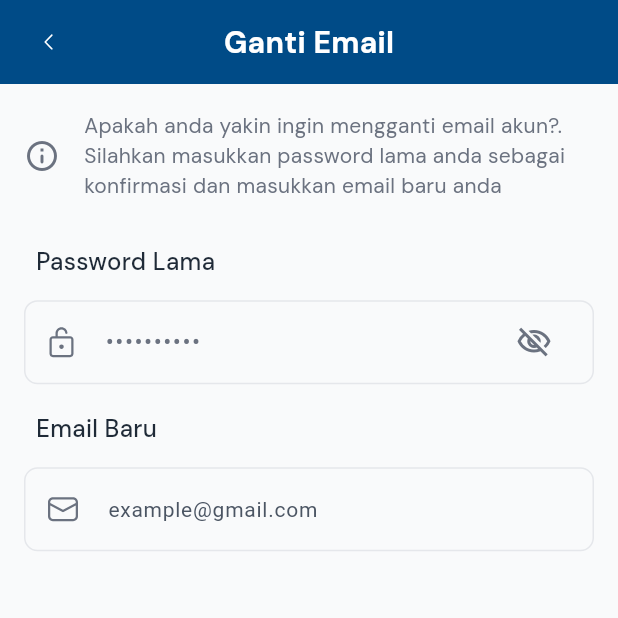
After one commit to orangdeso/e_porter, a Flutter app: the ChangeEmailScreen screen opened directly, on a phone screen of 412 x 824 dp, the top half of it. The commit adds this screen. Run offline on Flutter 3.47's test engine with Material 3 defaults, Android fonts, the phone set to English and light mode, and no system bars; our stand-ins replace barcode_widget, carousel_slider, cloud_firestore, device_info_plus, dropdown_button2, file_picker and 15 more; missing offline and left inert: dotted_dashed_line, mobile_scanner; accounts and stored records are empty; Roboto replaces fonts that are missing (DMSans).

Commit message:
Feat: This feature is not used

```diff
--- a/lib/_core/component/icons/icons_library.dart
+++ b/lib/_core/component/icons/icons_library.dart
@@ -53,6 +53,7 @@ class CustomeIcons {
   static SvgPicture RemoveOutline({double? size, Color? color}) => getIcon('ic_remove', color: color);
   static SvgPicture UploadOutline({double? size, Color? color}) => getIcon('ic_upload', color: color);
   static SvgPicture ScrollOutline({double? size, Color? color}) => getIcon('ic_scroll_outline', color: color);
+  static SvgPicture PhoneOutline({double? size, Color? color}) => getIcon('ic_phone', color: color);
 
   static SvgPicture ScrollFilled({double? size, Color? color}) => getIcon('ic_scroll_filled', color: color);
   static SvgPicture FlightSeatFilled({double? size, Color? color}) => getIcon('ic_flight_seat_filled', color: color);
--- /dev/null
+++ b/lib/_core/component/text/custom_text.dart
@@ -0,0 +1,23 @@
+import 'package:e_porter/_core/constants/colors.dart';
+import 'package:e_porter/_core/constants/typography.dart';
+import 'package:flutter/material.dart';
+import 'package:flutter_screenutil/flutter_screenutil.dart';
+
+class CustomText {
+  CustomText._();
+
+  static Widget textPadding8(
+    String text, {
+    Color? color,
+    FontWeight? fontWeight,
+  }) {
+    return Padding(
+      padding: EdgeInsets.symmetric(horizontal: 8.w),
+      child: TypographyStyles.body(
+        text,
+        color: color ?? GrayColors.gray800,
+        fontWeight: fontWeight ?? FontWeight.w500,
+      ),
+    );
+  }
+}
--- a/lib/_core/validators/validators.dart
+++ b/lib/_core/validators/validators.dart
@@ -4,6 +4,13 @@ class Validators {
   static String? validatorEmail(String? value) {
     if (value == null || value.isEmpty) {
       return 'Email tidak boleh kosong';
+    }
+    return null;
+  }
+
+  static String? validatorPhone(String? value) {
+    if (value == null || value.isEmpty) {
+      return 'Nomor Telepon tidak boleh kosong';
     }
     return null;
   }
--- a/lib/main.dart
+++ b/lib/main.dart
@@ -1,7 +1,12 @@
+// ignore_for_file: deprecated_member_use
+// import 'package:firebase_dynamic_links/firebase_dynamic_links.dart';
+// import 'package:e_porter/presentation/controllers/profil_controller.dart';
+// import 'package:firebase_auth/firebase_auth.dart';
 import 'dart:developer';
 import 'package:e_porter/domain/bindings/app_binding.dart';
 import 'package:e_porter/presentation/screens/routes/app_rountes.dart';
 import 'package:firebase_core/firebase_core.dart';
+
 import 'package:flutter/material.dart';
 import 'package:flutter_screenutil/flutter_screenutil.dart';
 import 'package:get/get.dart';
@@ -11,6 +16,7 @@ void main() async {
   await Firebase.initializeApp();
 
   log("Firebase Initialized Successfully!");
+  log(">>> Firebase project: ${Firebase.app().options.projectId}");
   runApp(MyApp(initialRoute: Routes.SPLASH));
 }
 
@@ -34,3 +40,45 @@ class MyApp extends StatelessWidget {
     );
   }
 }
+
+// @override
+//   void initState() {
+//     super.initState();
+//     _initDynamicLinks();
+//   }
+
+//   void _initDynamicLinks() async {
+//     final PendingDynamicLinkData? data = await FirebaseDynamicLinks.instance.getInitialLink();
+//     _handleLink(data);
+
+//     FirebaseDynamicLinks.instance.onLink.listen((data) {
+//       _handleLink(data);
+//     }).onError((e) {
+//       // ignore
+//     });
+//   }
+
+//   void _handleLink(PendingDynamicLinkData? data) {
+//     final Uri? deepLink = data?.link;
+//     if (deepLink == null) return;
+
+//     final mode = deepLink.queryParameters['mode'];
+//     final oobCode = deepLink.queryParameters['oobCode'];
+//     if (mode == 'verifyEmail' && oobCode != null) {
+//       FirebaseAuth.instance.applyActionCode(oobCode).then((_) async {
+//         // 1) informasikan sukses
+//         Get.snackbar("Sukses", "Email baru Anda telah terverifikasi.");
+
+//         // 2) reload profile agar UI dan prefs ter-update
+//         final profilC = Get.find<ProfilController>();
+//         await profilC.reloadProfile();
+
+//         // 3) (opsional) kembali ke layar Informasi Biodata
+//         if (Get.currentRoute != Routes.INFORMATIONS) {
+//           Get.toNamed(Routes.INFORMATIONS);
+//         }
+//       }).catchError((err) {
+//         Get.snackbar("Gagal Verifikasi", err.toString());
+//       });
+//     }
+//   }
--- /dev/null
+++ b/lib/presentation/screens/profile/pages/change_email_screen.dart
@@ -0,0 +1,103 @@
+import 'package:e_porter/_core/component/appbar/appbar_component.dart';
+import 'package:e_porter/_core/component/button/button_fill.dart';
+import 'package:e_porter/_core/component/card/custome_shadow_cotainner.dart';
+import 'package:e_porter/_core/component/text/custom_text.dart';
+import 'package:e_porter/_core/constants/colors.dart';
+import 'package:e_porter/_core/validators/validators.dart';
+import 'package:e_porter/presentation/controllers/profil_controller.dart';
+import 'package:e_porter/presentation/screens/auth/component/Input_form.dart';
+import 'package:e_porter/presentation/screens/auth/component/Input_password.dart';
+import 'package:e_porter/presentation/screens/profile/component/header_information.dart';
+import 'package:flutter/material.dart';
+import 'package:flutter_screenutil/flutter_screenutil.dart';
+import 'package:get/get.dart';
+
+class ChangeEmailScreen extends StatefulWidget {
+  const ChangeEmailScreen({super.key});
+
+  @override
+  State<ChangeEmailScreen> createState() => _ChangeEmailScreenState();
+}
+
+class _ChangeEmailScreenState extends State<ChangeEmailScreen> {
+  // final _authController = Get.find<ProfilController>();
+  final _formKey = GlobalKey<FormState>();
+  final _oldPassword = TextEditingController();
+  final _newEmail = TextEditingController();
+
+  @override
+  Widget build(BuildContext context) {
+    return Scaffold(
+      backgroundColor: GrayColors.gray50,
+      appBar: DefaultAppbarComponent(
+        title: 'Ganti Email',
+        textColor: Colors.white,
+        backgroundColors: PrimaryColors.primary800,
+        onTab: () {
+          Get.back();
+        },
+      ),
+      body: SafeArea(
+        child: Padding(
+          padding: EdgeInsets.symmetric(horizontal: 16.w, vertical: 20.h),
+          child: SingleChildScrollView(
+            child: Form(
+              key: _formKey,
+              child: Column(
+                crossAxisAlignment: CrossAxisAlignment.start,
+                children: [
+                  HeaderInformation(
+                    title:
+                        'Apakah anda yakin ingin mengganti email akun?. Silahkan masukkan password lama anda sebagai konfirmasi dan masukkan email baru anda',
+                  ),
+                  SizedBox(height: 32.h),
+                  CustomText.textPadding8('Password Lama'),
+                  SizedBox(height: 16.h),
+                  InputPassword(
+                    controller: _oldPassword,
+                    hintText: '••••••••••',
+                    svgIconPath: 'assets/icons/ic_padlock.svg',
+                    validator: Validators.validatorPassword,
+                  ),
+                  SizedBox(height: 20.h),
+                  CustomText.textPadding8('Email Baru'),
+                  SizedBox(height: 16.h),
+                  InputForm(
+                    controller: _newEmail,
+                    hintText: 'example@gmail.com',
+                    svgIconPath: 'assets/icons/ic_email.svg',
+                    validator: Validators.validatorEmail,
+                    textInputType: TextInputType.emailAddress,
+                  ),
+                ],
+              ),
+            ),
+          ),
+        ),
+      ),
+      // bottomNavigationBar: Obx(() {
+      //   return CustomeShadowCotainner(
+      //       child: _authController.isChangingEmail.value
+      //           ? Center(
+      //               child: CircularProgressIndicator(color: PrimaryColors.primary800),
+      //             )
+      //           : ButtonFill(
+      //               text: 'Simpan',
+      //               textColor: Colors.white,
+      //               onTap: () async {
+      //                 if (!_formKey.currentState!.validate()) return;
+      //                 await _authController.changeEmailFlow(
+      //                   oldPassword: _oldPassword.text,
+      //                   newEmail: _newEmail.text.trim(),
+      //                 );
+      //                 // if (success) {
+      //                 //   _oldPassword.clear();
+      //                 //   _newEmail.clear();
+      //                 //   FocusScope.of(context).unfocus();
+      //                 // }
+      //               },
+      //             ));
+      // }),
+    );
+  }
+}
--- a/pubspec.yaml
+++ b/pubspec.yaml
@@ -61,6 +61,7 @@ dependencies:
   mobile_scanner: ^6.0.10
   pdf: ^3.11.3
   printing: ^5.14.2
+  # firebase_dynamic_links: ^6.1.5
 
   # workmanager: ^0.5.2
   # pin_code_fields: ^8.0.1
```
Also changed, not shown: assets/icons/ic_phone.svg (added), 1 other file.
